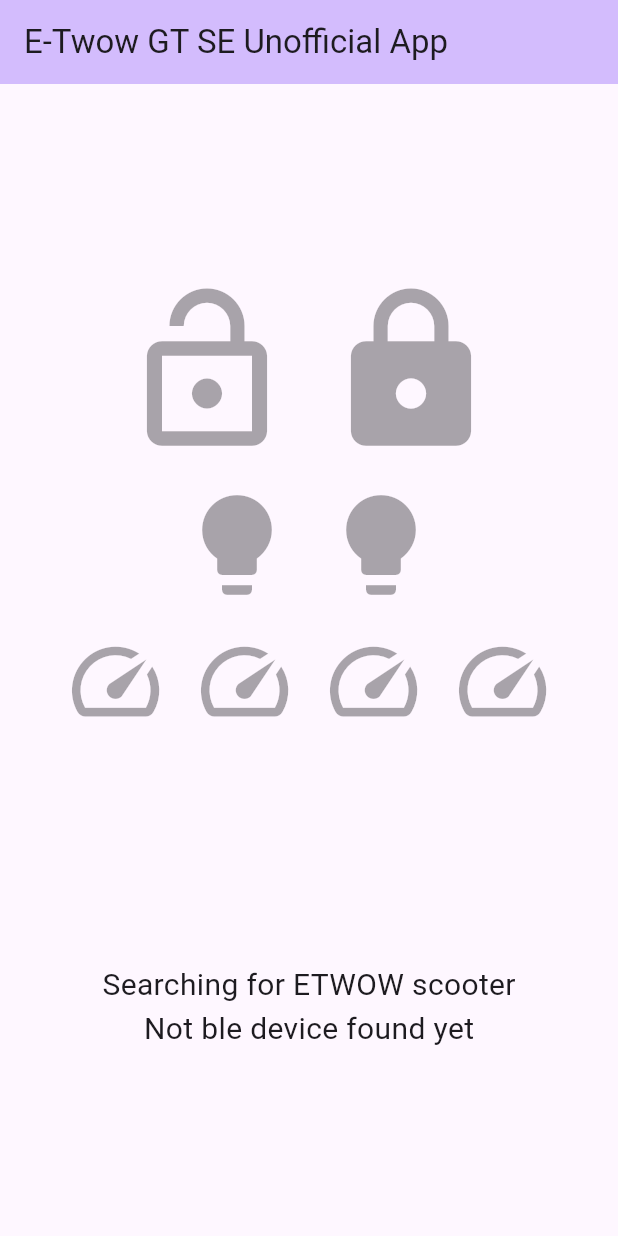
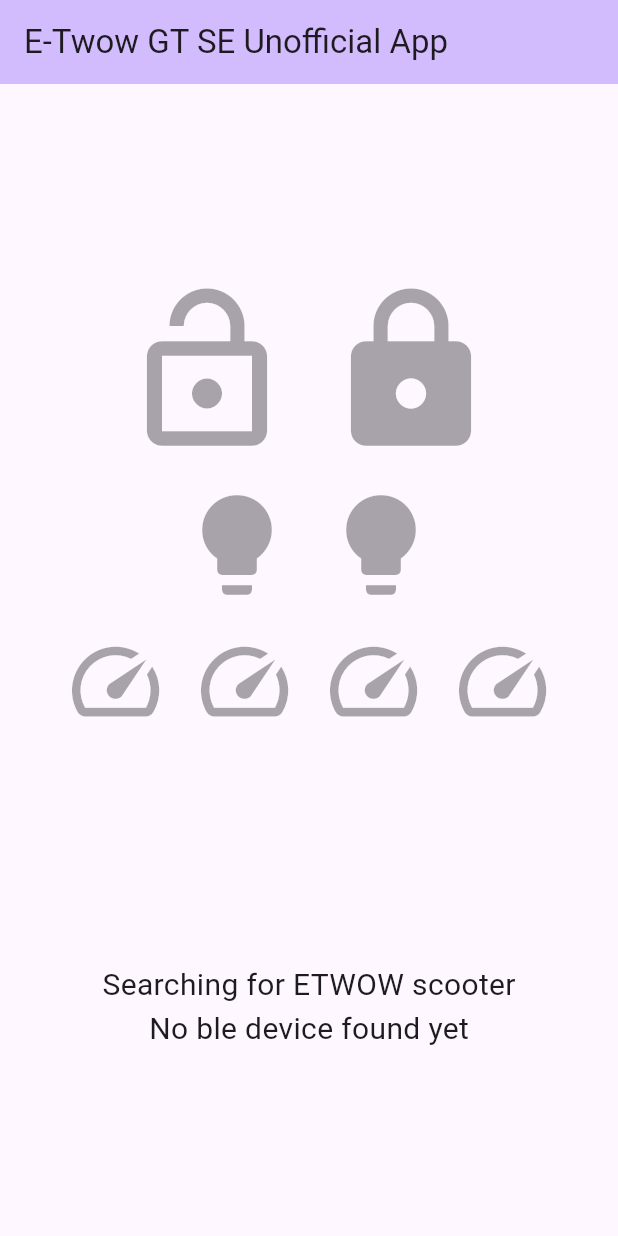
Before and after one commit to eqqe/etwowconnect2, a Flutter app: the screen it shows after launch, on a phone screen of 412 x 824 dp. Run offline on Flutter 3.47's test engine with Material 2 defaults, Android fonts, the phone set to English and light mode, and no system bars; our stand-ins replace permission_handler; missing offline and left inert: flutter_reactive_ble.

```diff
--- a/lib/home.dart
+++ b/lib/home.dart
@@ -39,8 +39,7 @@ class _MyHomePageState extends State<MyHomePage> {
   }
 
   void _startScan() async {
-    await Permission.location.request().isGranted &&
-        await Permission.bluetooth.request().isGranted;
+    if (await Permission.bluetoothScan.request().isGranted && await Permission.bluetoothConnect.request().isGranted) {
       _scanSubscription = flutterReactiveBle
           .scanForDevices(withServices: []).listen((device) async {
         var eTwowDeviceName = getEtwowDeviceName(device);
@@ -56,6 +55,7 @@ class _MyHomePageState extends State<MyHomePage> {
           _connectToDevice();
         }
       });
+    }
   }
 
   void _connectToDevice() {
@@ -272,7 +272,7 @@ class _MyHomePageState extends State<MyHomePage> {
             Text(
               _checkingDevicesName
                   ? "Checking ble device ${_checkingDevicesNameString!.isEmpty ? "<no name>" : _checkingDevicesNameString} to contain $gTName or $gTSportName"
-                  : "Not ble device found yet",
+                  : "No ble device found yet",
               style: const TextStyle(fontSize: 20.0),
             ),
           ],
```
Also changed, not shown: 1 other file. Lines whose indentation alone changed are shown as unchanged.
